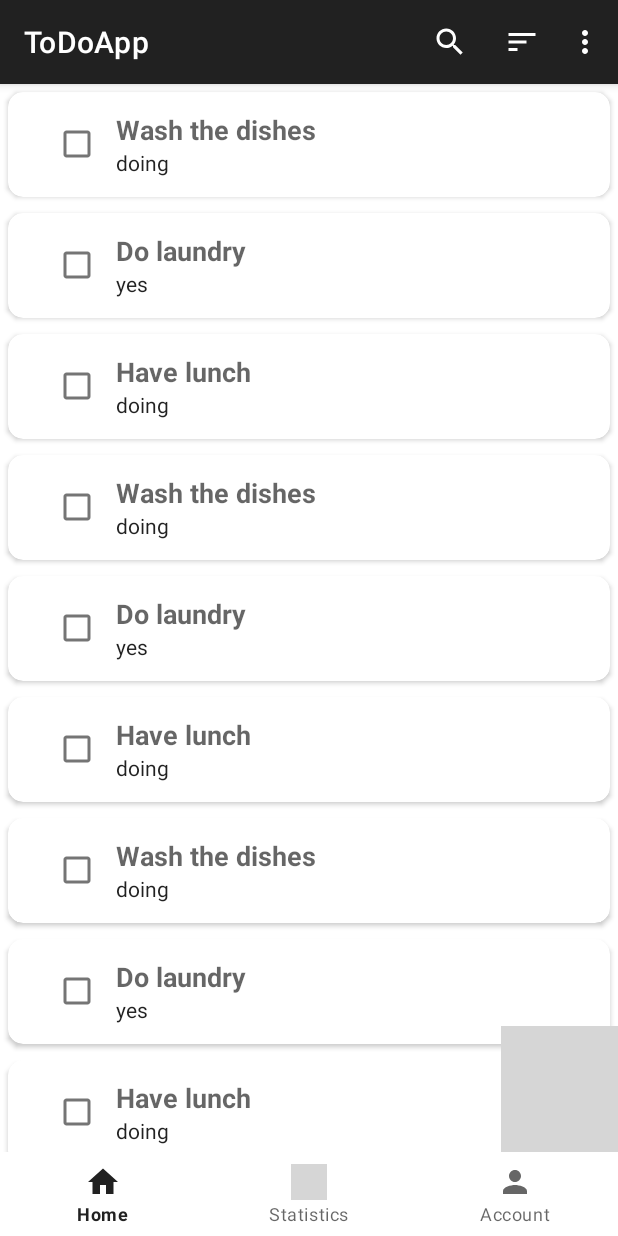
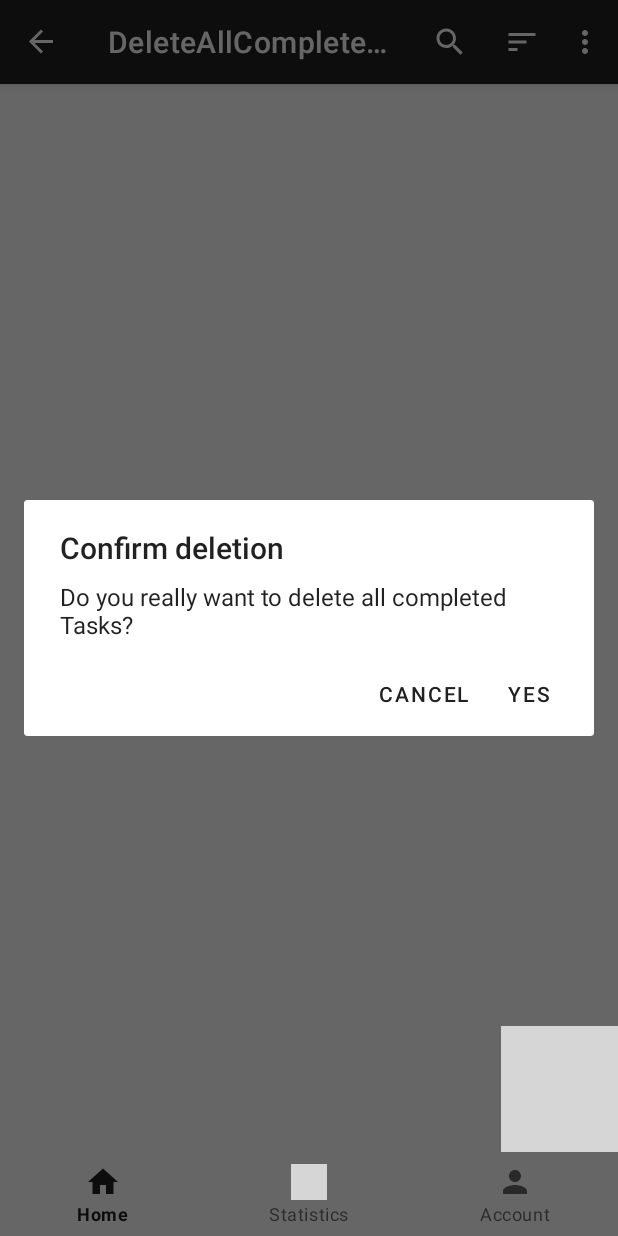
Before and after one commit to ccsavvy/friendly-happiness, an Android app built with Jetpack Compose: the screen it shows after launch once a user with an empty profile is signed in (HomeActivity), in the options menu, after a tap on "Delete all completed", on a phone screen of 412 x 824 dp. Run offline under Robolectric (Android 15) with nearby library versions, the phone set to English and light mode, and no system bars; our stand-ins replace Dagger/Hilt's generated code, Firebase (no records; nobody signed in at launch, a user with empty details on screens opened directly), Room's generated code, navigation-ui; grey boxes are pictures that could not be loaded.

Commit message:
Completed to do list functionalities

```diff
--- a/app/src/main/AndroidManifest.xml
+++ b/app/src/main/AndroidManifest.xml
@@ -17,7 +17,8 @@
             android:name=".MainActivity"
             android:exported="true"
             android:label="@string/app_name"
-            android:theme="@style/Theme.TaskManager">
+            android:theme="@style/Theme.TaskManager"
+            android:windowSoftInputMode="adjustResize">
             <intent-filter>
                 <action android:name="android.intent.action.MAIN" />
 
--- a/app/src/main/java/com/example/taskmanager/data/TaskDao.kt
+++ b/app/src/main/java/com/example/taskmanager/data/TaskDao.kt
@@ -7,7 +7,6 @@ import androidx.room.OnConflictStrategy
 import androidx.room.Query
 import androidx.room.Update
 import kotlinx.coroutines.flow.Flow
-
 
 @Dao
 interface TaskDao {
@@ -33,4 +32,7 @@ interface TaskDao {
     @Delete
     suspend fun delete(task: Task)
 
+    @Query("DELETE FROM task_table WHERE checked = 1")
+    suspend fun deleteCompletedTasks()
+
 }
--- a/app/src/main/java/com/example/taskmanager/data/TaskDatabase.kt
+++ b/app/src/main/java/com/example/taskmanager/data/TaskDatabase.kt
@@ -25,20 +25,6 @@ abstract class TaskDatabase : RoomDatabase() {
             //db operations
             val dao = database.get().taskDao()
 
-            applicationScope.launch {
-                dao.insert(Task("Wash the dishes", "doing"))
-                dao.insert(Task("Do laundry", "yes"))
-                dao.insert(Task("Have lunch", "doing"))
-                dao.insert(Task("Cook dinner", "done", checked = true))
-                dao.insert(Task("Wash the dishes", "doing"))
-                dao.insert(Task("Do laundry", "yes"))
-                dao.insert(Task("Have lunch", "doing"))
-                dao.insert(Task("Cook dinner", "done", checked = true))
-                dao.insert(Task("Wash the dishes", "doing"))
-                dao.insert(Task("Do laundry", "yes"))
-                dao.insert(Task("Have lunch", "doing"))
-                dao.insert(Task("Cook dinner", "done", checked = true))
-            }
 
         }
     }
--- /dev/null
+++ b/app/src/main/java/com/example/taskmanager/ui/view/DeleteAllCompletedDialogFragment.kt
@@ -0,0 +1,26 @@
+package com.example.taskmanager.ui.view
+
+import android.animation.Animator
+import android.app.AlertDialog
+import android.app.Dialog
+import android.os.Bundle
+import androidx.fragment.app.DialogFragment
+import androidx.fragment.app.viewModels
+import com.example.taskmanager.viewModel.DeleteAllCompletedViewModel
+import dagger.hilt.android.AndroidEntryPoint
+
+@AndroidEntryPoint
+class DeleteAllCompletedDialogFragment: DialogFragment() {
+
+    private val viewModel: DeleteAllCompletedViewModel by viewModels()
+    override fun onCreateDialog(savedInstanceState: Bundle?): Dialog =
+        AlertDialog.Builder(requireContext())
+            .setTitle("Confirm deletion")
+            .setMessage("Do you really want to delete all completed Tasks?")
+            .setNegativeButton("Cancel", null)
+            .setPositiveButton("Yes") { _ , _ ->
+                viewModel.deleteAllCompletedTasks()
+                //call view model
+            }
+            .create()
+}
--- a/app/src/main/java/com/example/taskmanager/ui/view/HomeFragment.kt
+++ b/app/src/main/java/com/example/taskmanager/ui/view/HomeFragment.kt
@@ -9,6 +9,7 @@ import android.view.View
 import android.view.ViewGroup
 import androidx.appcompat.widget.SearchView
 import androidx.fragment.app.Fragment
+import androidx.fragment.app.setFragmentResultListener
 import androidx.fragment.app.viewModels
 import androidx.lifecycle.lifecycleScope
 import androidx.navigation.fragment.findNavController
@@ -32,6 +33,7 @@ import kotlinx.coroutines.launch
 class HomeFragment : Fragment(R.layout.fragment_home), TaskAdapter.onItemClickListener {
     private val viewModel: TaskViewModel by viewModels() //doesn't get changed on changing layout/ outlive lifecycle of activity
     private lateinit var binding: FragmentHomeBinding
+    private lateinit var searchView: SearchView
     override fun onCreate(savedInstanceState: Bundle?) {
         super.onCreate(savedInstanceState)
     }
@@ -74,9 +76,15 @@ class HomeFragment : Fragment(R.layout.fragment_home), TaskAdapter.onItemClickLi
 
             }).attachToRecyclerView(recyclerViewTasks)
 
-            fabAddTask.setOnClickListener{
+            fabAddTask.setOnClickListener {
                 viewModel.onAddNewTaskClick()
             }
+
+        }
+
+        setFragmentResultListener("add_edit_request") { _, bundle ->
+            val result = bundle.getInt("add_edit_result")
+            viewModel.onAddEditResult(result)
         }
         taskAdapter.registerAdapterDataObserver(object : RecyclerView.AdapterDataObserver() {
             override fun onItemRangeMoved(fromPosition: Int, toPosition: Int, itemCount: Int) {
@@ -84,26 +92,40 @@ class HomeFragment : Fragment(R.layout.fragment_home), TaskAdapter.onItemClickLi
             }
         })
 
-        viewModel.tasks.observe(viewLifecycleOwner) {
+        viewModel.tasks.observe(viewLifecycleOwner) { //added observer to livedata
             taskAdapter.submitList(it)
         }
 
         viewLifecycleOwner.lifecycleScope.launchWhenStarted {
             viewModel.taskEvent.collect { event ->
-                when(event){
+                when (event) {
                     is TaskViewModel.TaskEvent.ShowUndoDeleteTaskMessage -> {
                         Snackbar.make(requireView(), "Task deleted", Snackbar.LENGTH_LONG)
-                            .setAction("UNDO"){
+                            .setAction("UNDO") {
                                 viewModel.onUndoDeleteClick(event.task)
-                            }. show()
+                            }.show()
                     }
 
                     is TaskViewModel.TaskEvent.NavigateToAddTaskScreen -> {
-                        val action = HomeFragmentDirections.actionHomeFragmentToAddEditTaskFragment("Add Task")
+                        val action =
+                            HomeFragmentDirections.actionHomeFragmentToAddEditTaskFragment("Add Task")
                         findNavController().navigate(action) //compiletime safety isntead of navigate(R.id.fragment)
                     }
+
                     is TaskViewModel.TaskEvent.NavigateToEditTaskScreen -> {
-                        val action = HomeFragmentDirections.actionHomeFragmentToAddEditTaskFragment("Edit Task",event.task)
+                        val action = HomeFragmentDirections.actionHomeFragmentToAddEditTaskFragment(
+                            "Edit Task",
+                            event.task
+                        )
+                        findNavController().navigate(action)
+                    }
+
+                    is TaskViewModel.TaskEvent.ShowTaskSavedConfirmation -> {
+                        Snackbar.make(view, event.message, Snackbar.LENGTH_SHORT).show()
+                    }
+
+                    TaskViewModel.TaskEvent.NavigateToDeleteAllCompletedScreen -> {
+                        val action = HomeFragmentDirections.actionGlobalDeleteAllCompletedDialogFragment()
                         findNavController().navigate(action)
                     }
                 }.exhaustive
@@ -117,7 +139,13 @@ class HomeFragment : Fragment(R.layout.fragment_home), TaskAdapter.onItemClickLi
     override fun onCreateOptionsMenu(menu: Menu, inflater: MenuInflater) {
         inflater.inflate(R.menu.top_nav_menu, menu)
         val searchItem = menu.findItem(R.id.search)
-        val searchView = searchItem.actionView as SearchView
+        searchView = searchItem.actionView as SearchView
+
+        val pendingQuery = viewModel.searchQuery.value
+        if(!pendingQuery.isNullOrEmpty()){
+            searchItem.expandActionView()
+            searchView.setQuery(pendingQuery, false)
+        }
 
         searchView.onQueryTextChanged {
             viewModel.searchQuery.value = it
@@ -148,11 +176,17 @@ class HomeFragment : Fragment(R.layout.fragment_home), TaskAdapter.onItemClickLi
             }
 
             R.id.delete_all_completed_tasks -> {
+                viewModel.onDeleteAllCompleted()
                 true
             }
 
             else -> super.onOptionsItemSelected(item)
         }
+    }
+
+    override fun onDestroyView() {
+        super.onDestroyView()
+        searchView.setOnQueryTextListener(null)
     }
 
     override fun onItemClick(task: Task) {
--- a/app/src/main/java/com/example/taskmanager/viewModel/TaskViewModel.kt
+++ b/app/src/main/java/com/example/taskmanager/viewModel/TaskViewModel.kt
@@ -5,6 +5,8 @@ import androidx.lifecycle.ViewModel
 import androidx.lifecycle.asFlow
 import androidx.lifecycle.asLiveData
 import androidx.lifecycle.viewModelScope
+import com.example.taskmanager.ADD_TASK_RESULT_OK
+import com.example.taskmanager.EDIT_TASK_RESULT_OK
 import com.example.taskmanager.data.PreferencesManager
 import com.example.taskmanager.data.SortOrder
 import com.example.taskmanager.data.Task
@@ -24,7 +26,7 @@ class TaskViewModel @Inject constructor(
     private val state: SavedStateHandle
 ) : ViewModel() {
 
-    val searchQuery = state.getLiveData("query", "")
+    val searchQuery = state.getLiveData("query", "") // how "query"?
     val preferenceFlow = preferencesManager.preferencesFlow
 
     private val tasksEventChannel = Channel<TaskEvent>()
@@ -74,10 +76,28 @@ class TaskViewModel @Inject constructor(
         tasksEventChannel.send(TaskEvent.NavigateToAddTaskScreen)
     }
 
+    fun onAddEditResult(result: Int){
+        when(result){
+            ADD_TASK_RESULT_OK -> showTaskSavedConfirmation("Task Added")
+            EDIT_TASK_RESULT_OK -> showTaskSavedConfirmation("Task Updated")
+        }
+    }
+
+    fun showTaskSavedConfirmation(message: String) = viewModelScope.launch {
+        tasksEventChannel.send(TaskEvent.ShowTaskSavedConfirmation(message))
+    }
+
+    fun onDeleteAllCompleted() = viewModelScope.launch {
+        tasksEventChannel.send(TaskEvent.NavigateToDeleteAllCompletedScreen)
+    }
+
     sealed class TaskEvent {  //different variation, can later get warning when the when statement is not exhaustive, there are no other kinds of task events compiler know
         object NavigateToAddTaskScreen : TaskEvent()
         data class NavigateToEditTaskScreen(val task: Task) : TaskEvent()
         data class ShowUndoDeleteTaskMessage(val task: Task) :
             TaskEvent() // generic name cause viewmodel not sure of the view
+        data class ShowTaskSavedConfirmation(val message: String): TaskEvent()
+
+        object NavigateToDeleteAllCompletedScreen: TaskEvent()
     }
 }
--- a/app/src/main/res/navigation/nav_graph.xml
+++ b/app/src/main/res/navigation/nav_graph.xml
@@ -39,4 +39,21 @@
         android:name="com.example.taskmanager.ui.view.StatisticsFragment"
         android:label="Statistics"
         tools:layout="@layout/fragment_statistics" />
+    <dialog
+        android:id="@+id/deleteAllCompletedDialogFragment"
+        android:name="com.example.taskmanager.ui.view.DeleteAllCompletedDialogFragment"
+        android:label="DeleteAllCompletedDialogFragment" />
+    <action android:id="@+id/action_global_deleteAllCompletedDialogFragment" app:destination="@id/deleteAllCompletedDialogFragment" />
+    <activity
+        android:id="@+id/loginActivity"
+        android:name="com.example.taskmanager.LoginActivity"
+        android:label="LoginActivity" />
+    <activity
+        android:id="@+id/signInActivity"
+        android:name="com.example.taskmanager.SignInActivity"
+        android:label="SignInActivity" />
+    <activity
+        android:id="@+id/mainActivity"
+        android:name="com.example.taskmanager.MainActivity"
+        android:label="MainActivity" />
 </navigation>
```
Also changed, not shown: app/src/main/java/com/example/taskmanager/HomeActivity.kt (+6 -7 lines), app/src/main/java/com/example/taskmanager/ui/view/AddEditTaskFragment.kt (+36 -0 lines), app/src/main/java/com/example/taskmanager/viewModel/AddEditTaskViewModel.kt (+47 -0 lines), app/src/main/java/com/example/taskmanager/viewModel/DeleteAllCompletedViewModel.kt (added, +20 -0 lines).
